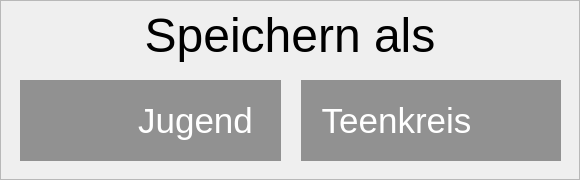
Old version of the form Programme/ControlPanel-3-0/ui/menue_speichern.ui in the repository mvu/jugendprojekt.
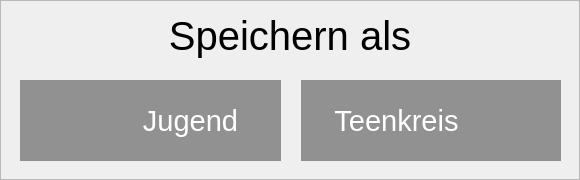
New version of the form. Icons and pictures are not drawn.

Commit message: Fenster für Einstellung der Hauptlichter umgezogen

Patch:
```diff
--- a/Programme/ControlPanel-3-0/ui/menue_speichern.ui
+++ b/Programme/ControlPanel-3-0/ui/menue_speichern.ui
@@ -27,7 +27,7 @@
    </property>
    <property name="font">
     <font>
-     <pointsize>36</pointsize>
+     <pointsize>30</pointsize>
     </font>
    </property>
    <property name="styleSheet">
@@ -97,7 +97,7 @@
         <rect>
          <x>90</x>
          <y>10</y>
-         <width>171</width>
+         <width>161</width>
          <height>61</height>
         </rect>
        </property>
@@ -249,7 +249,7 @@
        <property name="font">
         <font>
          <family>Cantarell</family>
-         <pointsize>26</pointsize>
+         <pointsize>22</pointsize>
         </font>
        </property>
        <property name="styleSheet">
@@ -478,7 +478,7 @@
        <property name="font">
         <font>
          <family>Cantarell</family>
-         <pointsize>26</pointsize>
+         <pointsize>22</pointsize>
         </font>
        </property>
        <property name="styleSheet">
```
The commit also changes 7 other files.
